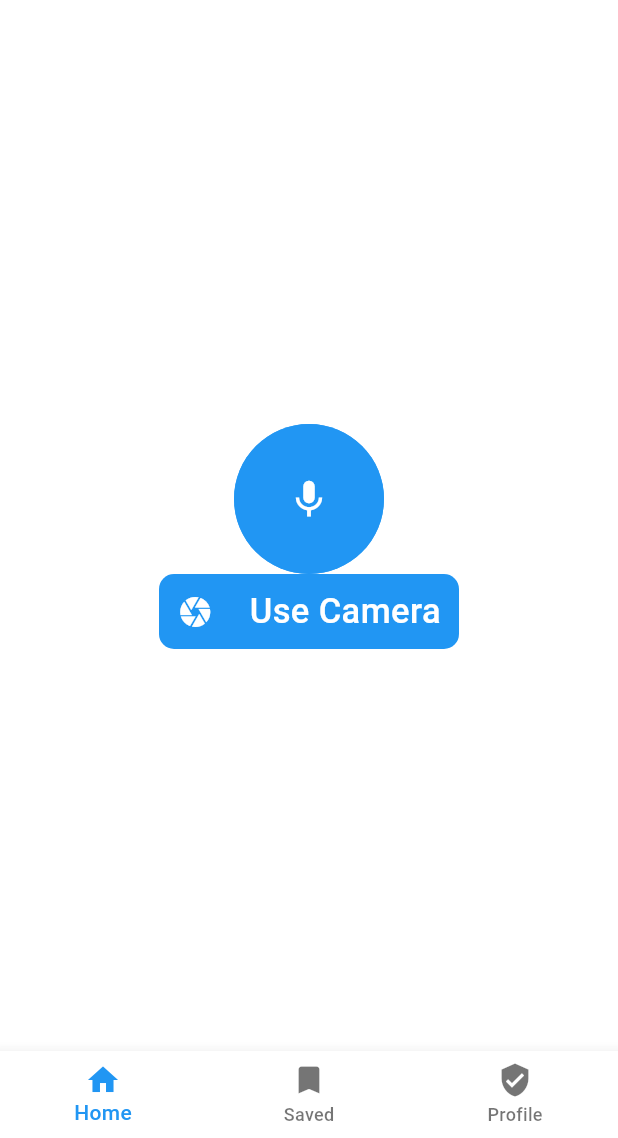
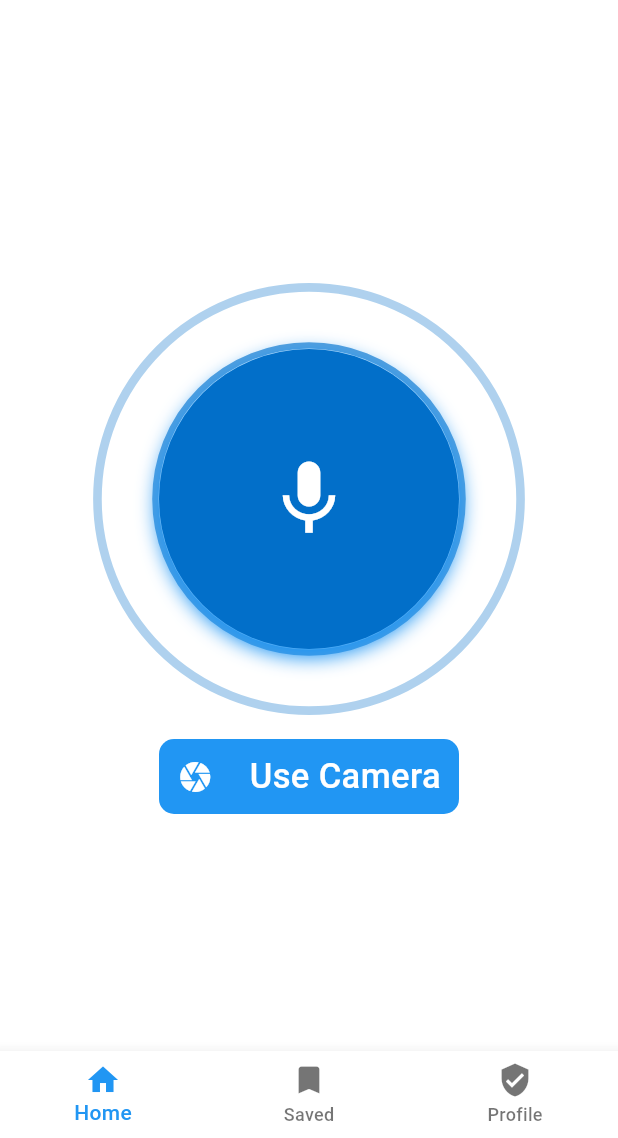
Before and after one commit to ThatLinuxGuyYouKnow/iris, a Flutter app: the screen it shows after launch, on a phone screen of 412 x 824 dp, the part 98-1236 px from its top. Run offline on Flutter 3.47's test engine with Material 3 defaults, Android fonts, the phone set to English and light mode, and no system bars; our stand-ins replace google_fonts; Roboto replaces fonts that are missing (Ubuntu).

Commit message:
feat: add pulsing ring animation to audio capture button
- Convert StartAudioCaptureWidget from StatelessWidget to StatefulWidget
- Add animated pulsing rings with staggered phase offset
- Enlarge mic button with shadow elevation and accent color

```diff
--- a/lib/widgets/start_audio_widget.dart
+++ b/lib/widgets/start_audio_widget.dart
@@ -1,6 +1,6 @@
 import 'package:flutter/material.dart';
 
-class StartAudioCaptureWidget extends StatelessWidget {
+class StartAudioCaptureWidget extends StatefulWidget {
   final String buttonText;
   final Function() onButtonPressed;
 
@@ -10,23 +10,109 @@ class StartAudioCaptureWidget extends StatelessWidget {
     required this.onButtonPressed,
   });
 
+  @override
+  State<StartAudioCaptureWidget> createState() =>
+      _StartAudioCaptureWidgetState();
+}
+
+class _StartAudioCaptureWidgetState extends State<StartAudioCaptureWidget>
+    with SingleTickerProviderStateMixin {
+  static const double _buttonSize = 200;
+  static const double _ringScale = 1.6;
+  static const Color _accent = Color.fromARGB(255, 2, 111, 201);
+
+  late final AnimationController _controller;
+
+  @override
+  void initState() {
+    super.initState();
+    _controller = AnimationController(
+      vsync: this,
+      duration: const Duration(milliseconds: 2200),
+    )..repeat();
+  }
+
+  @override
+  void dispose() {
+    _controller.dispose();
+    super.dispose();
+  }
+
+  @override
   Widget build(BuildContext context) {
+    final expandedSize = _buttonSize * _ringScale;
     return SizedBox(
-      height: 100,
-      width: 100,
+      height: expandedSize,
+      width: expandedSize,
+      child: Stack(
+        alignment: Alignment.center,
+        children: [
+          _PulsingRing(animation: _controller, phase: 0.0, color: _accent),
+          _PulsingRing(animation: _controller, phase: 0.5, color: _accent),
+          SizedBox(
+            height: _buttonSize,
+            width: _buttonSize,
             child: InkWell(
-        onTap: onButtonPressed,
-        customBorder: CircleBorder(),
+              onTap: widget.onButtonPressed,
+              customBorder: const CircleBorder(),
               child: Container(
                 decoration: BoxDecoration(
                   shape: BoxShape.circle,
+                  color: _accent,
+                  boxShadow: [
+                    BoxShadow(
                       color: Colors.blue,
-            boxShadow: [BoxShadow(color: Colors.blue.withOpacity(0.9))],
+                      blurRadius: 10,
+                      spreadRadius: 2,
+                      offset: Offset(0, 4),
                     ),
-
-          child: Icon(Icons.mic, color: Colors.white, size: 30),
+                  ],
                 ),
+                child: const Icon(Icons.mic, color: Colors.white, size: 60),
+              ),
+            ),
+          ),
+        ],
       ),
     );
   }
 }
+
+class _PulsingRing extends StatelessWidget {
+  final Animation<double> animation;
+  final double phase;
+  final Color color;
+
+  const _PulsingRing({
+    required this.animation,
+    required this.phase,
+    required this.color,
+  });
+
+  @override
+  Widget build(BuildContext context) {
+    return AnimatedBuilder(
+      animation: animation,
+      builder: (context, child) {
+        final t = (animation.value + phase) % 1.0;
+        final eased = Curves.easeOut.transform(t);
+        final scale = 1.0 + eased * 0.6;
+        final opacity = (1.0 - t).clamp(0.0, 1.0) * 0.7;
+        return Transform.scale(
+          scale: scale,
+          child: Opacity(
+            opacity: opacity,
+            child: Container(
+              height: 200,
+              width: 200,
+              decoration: BoxDecoration(
+                shape: BoxShape.circle,
+                border: Border.all(color: color, width: 4),
+              ),
+            ),
+          ),
+        );
+      },
+    );
+  }
+}
```
Lines whose indentation alone changed are shown as unchanged.
